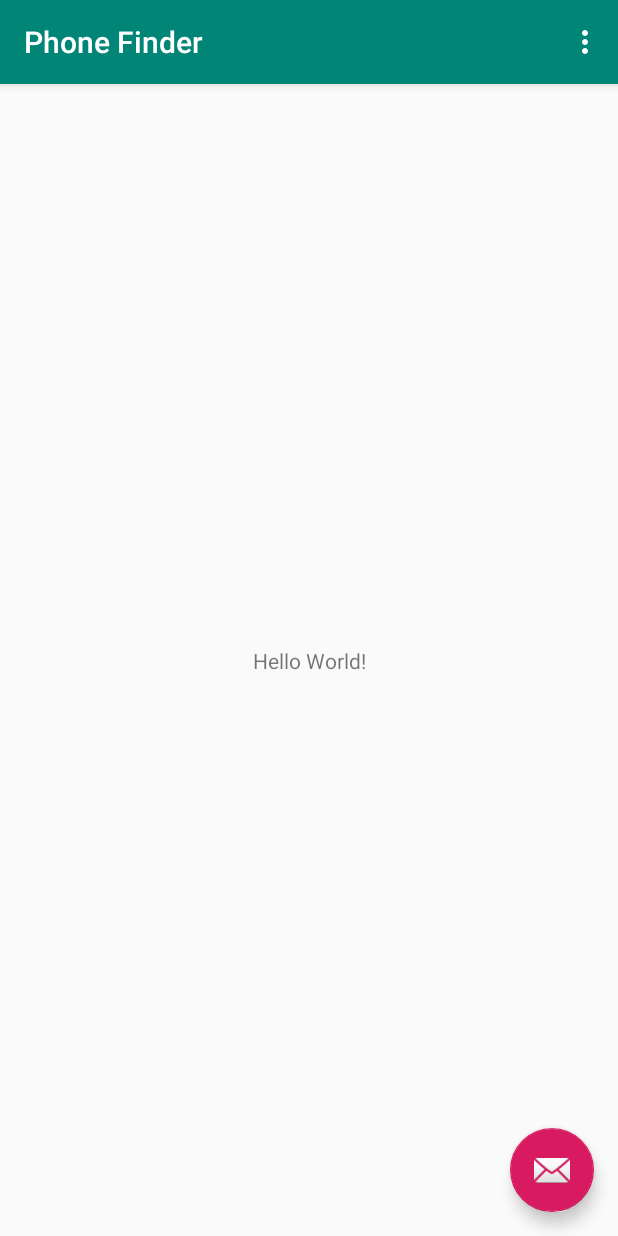
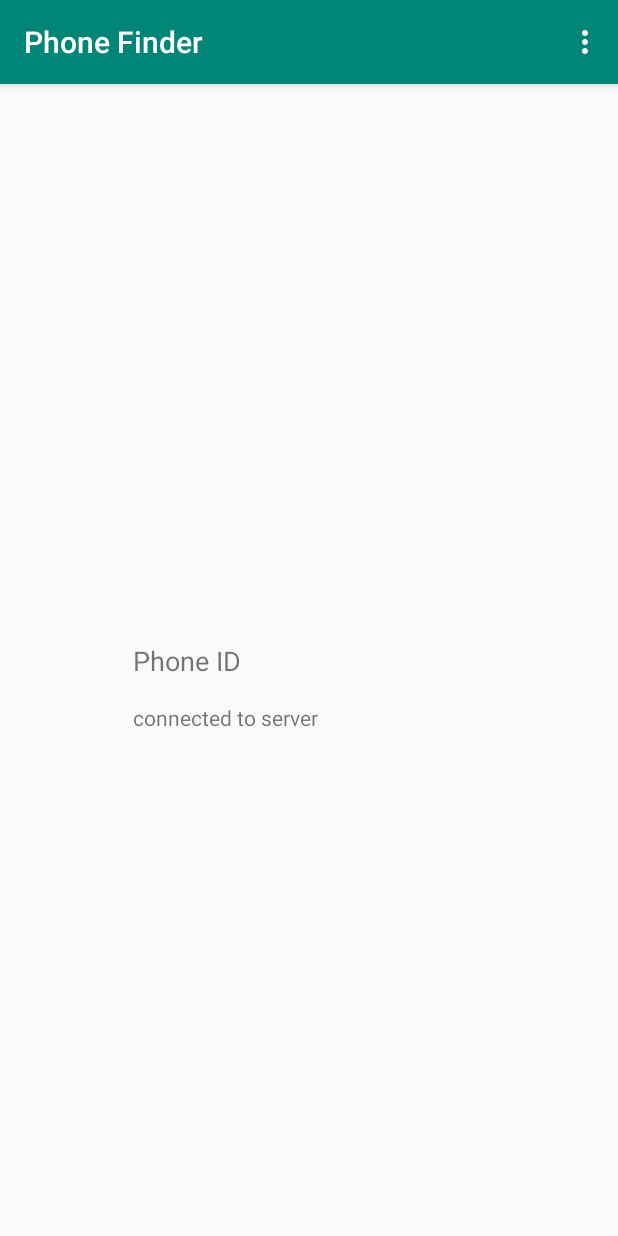
Before and after one commit to flexiti/PhoneFinder, an Android app: the screen it shows after launch (MainActivity), on a phone screen of 412 x 824 dp. Run offline under Robolectric (Android 15) with nearby library versions, the phone set to English and light mode, and no system bars.

Commit message:
first working version

```diff
--- a/app/src/main/java/hagego/phonefinder/MainActivity.java
+++ b/app/src/main/java/hagego/phonefinder/MainActivity.java
@@ -1,17 +1,26 @@
 package hagego.phonefinder;
 
+import android.Manifest;
 import android.content.BroadcastReceiver;
+import android.content.ComponentName;
 import android.content.Context;
 import android.content.Intent;
 import android.content.IntentFilter;
+import android.content.ServiceConnection;
+import android.content.SharedPreferences;
+import android.content.pm.PackageManager;
 import android.os.Bundle;
 import androidx.appcompat.app.AppCompatActivity;
 import androidx.appcompat.widget.Toolbar;
+import androidx.core.app.ActivityCompat;
+import androidx.core.content.ContextCompat;
 
+import android.os.IBinder;
+import android.preference.PreferenceManager;
 import android.util.Log;
 import android.view.Menu;
 import android.view.MenuItem;
-
+import android.widget.TextView;
 
 
 public class MainActivity extends AppCompatActivity {
@@ -19,9 +28,19 @@ public class MainActivity extends AppCompatActivity {
     @Override
     protected void onCreate(Bundle savedInstanceState) {
         super.onCreate(savedInstanceState);
+        Log.d(TAG,"onCreate() called");
+
         setContentView(R.layout.activity_main);
         Toolbar toolbar = findViewById(R.id.toolbar);
         setSupportActionBar(toolbar);
+
+        valuePhoneId              = findViewById(R.id.valuePhoneId);
+        valueMqttServerConnection = findViewById(R.id.valueMqttServerConnection);
+
+        // start service if not done already
+        Intent intent = new Intent(this, PhoneFinderService.class);
+        intent.setAction(Intent.ACTION_RUN);
+        startService(intent);
     }
 
     @Override
@@ -58,29 +77,60 @@ public class MainActivity extends AppCompatActivity {
             public void onReceive(Context context, Intent intent) {
                 Log.d(TAG,"receiver onReceive() called with action "+intent.getAction());
                 Log.d(TAG,"value of "+PhoneFinderService.STATUS_MQTT_CONNECTED+":"+intent.getBooleanExtra(PhoneFinderService.STATUS_MQTT_CONNECTED,false));
+
+                int mqttServerConnectionId = intent.getBooleanExtra(PhoneFinderService.STATUS_MQTT_CONNECTED,false) ? R.string.ui_value_yes : R.string.ui_value_no;
+                valueMqttServerConnection.setText(getString(mqttServerConnectionId));
             }
         };
         IntentFilter intentFilter = new IntentFilter(PhoneFinderService.ACTION_UPDATE_STATUS);
         registerReceiver(receiver,intentFilter);
+
+        Intent intent = new Intent(this,PhoneFinderService.class);
+        serviceConnection = new ServiceConnection() {
+            @Override
+            public void onServiceConnected(ComponentName name, IBinder service) {
+                Log.d(TAG, "onServiceConnected() called");
+            }
+
+            @Override
+            public void onServiceDisconnected(ComponentName name) {
+                Log.d(TAG, "onServiceDisconnected() called");
+            }
+        };
+
+        bindService(intent,serviceConnection,0);
     }
 
     @Override
     protected void onStop() {
         super.onStop();
+        Log.d(TAG,"onStop() called");
 
         unregisterReceiver(receiver);
+        unbindService(serviceConnection);
     }
 
     @Override
     protected void onResume() {
         super.onResume();
+        Log.d(TAG,"onResume() called");
 
-        Intent intent = new Intent(this, PhoneFinderService.class);
-        intent.setAction(Intent.ACTION_RUN);
+        // check permissions
+        if (ContextCompat.checkSelfPermission(this, Manifest.permission.ACCESS_FINE_LOCATION)
+                != PackageManager.PERMISSION_GRANTED) {
+            Log.d(TAG,"permission ACCESS_FINE_LOCATION not granted yet");
+            ActivityCompat.requestPermissions(this,new String[]{Manifest.permission.ACCESS_FINE_LOCATION},1);
+        }
 
-        startService(intent);
-
-
+        // UI updates
+        SharedPreferences preferences = PreferenceManager.getDefaultSharedPreferences(this);
+        String keyPhoneID = getString(R.string.preference_key_phone_id);
+        if (preferences.contains(keyPhoneID)) {
+            String id = preferences.getString(keyPhoneID, null);
+            if (id != null) {
+                valuePhoneId.setText(id);
+            }
+        }
     }
 
     //
@@ -89,4 +139,9 @@ public class MainActivity extends AppCompatActivity {
     private static final String TAG = MainActivity.class.getSimpleName();   // logging tag
 
     private BroadcastReceiver receiver;
+    private ServiceConnection serviceConnection;
+
+    // UI Elements
+    TextView valuePhoneId;
+    TextView valueMqttServerConnection;
 }
--- a/app/src/main/res/layout/activity_main.xml
+++ b/app/src/main/res/layout/activity_main.xml
@@ -22,12 +22,4 @@
 
     <include layout="@layout/content_main" />
 
-    <com.google.android.material.floatingactionbutton.FloatingActionButton
-        android:id="@+id/fab"
-        android:layout_width="wrap_content"
-        android:layout_height="wrap_content"
-        android:layout_gravity="bottom|end"
-        android:layout_margin="@dimen/fab_margin"
-        app:srcCompat="@android:drawable/ic_dialog_email" />
-
 </androidx.coordinatorlayout.widget.CoordinatorLayout>
--- a/app/src/main/res/layout/content_main.xml
+++ b/app/src/main/res/layout/content_main.xml
@@ -9,12 +9,42 @@
     tools:showIn="@layout/activity_main">
 
     <TextView
+        android:id="@+id/labelPhoneId"
         android:layout_width="wrap_content"
         android:layout_height="wrap_content"
-        android:text="Hello World!"
+        android:text="@string/ui_label_phone_id"
+        android:textSize="18sp"
         app:layout_constraintBottom_toBottomOf="parent"
+        app:layout_constraintHorizontal_bias="0.26"
         app:layout_constraintLeft_toLeftOf="parent"
         app:layout_constraintRight_toRightOf="parent"
         app:layout_constraintTop_toTopOf="parent" />
 
+    <TextView
+        android:id="@+id/valuePhoneId"
+        android:layout_width="wrap_content"
+        android:layout_height="wrap_content"
+        android:text=""
+        android:textSize="18sp"
+        app:layout_constraintBottom_toBottomOf="@+id/labelPhoneId"
+        app:layout_constraintStart_toStartOf="@+id/valueMqttServerConnection" />
+
+    <TextView
+        android:id="@+id/labelMqttServerConnection"
+        android:layout_width="wrap_content"
+        android:layout_height="wrap_content"
+        android:layout_marginTop="16dp"
+        android:text="@string/ui_label_mqtt_connection"
+        app:layout_constraintStart_toStartOf="@+id/labelPhoneId"
+        app:layout_constraintTop_toBottomOf="@+id/labelPhoneId" />
+
+    <TextView
+        android:id="@+id/valueMqttServerConnection"
+        android:layout_width="wrap_content"
+        android:layout_height="wrap_content"
+        android:layout_marginStart="32dp"
+        android:text=""
+        app:layout_constraintBottom_toBottomOf="@+id/labelMqttServerConnection"
+        app:layout_constraintStart_toEndOf="@+id/labelMqttServerConnection" />
+
 </androidx.constraintlayout.widget.ConstraintLayout>
--- a/app/src/main/res/xml/root_preferences.xml
+++ b/app/src/main/res/xml/root_preferences.xml
@@ -28,6 +28,11 @@
             app:title="@string/preference_title_phone_id"
             app:useSimpleSummaryProvider="true" />
 
+        <EditTextPreference
+            app:key="@string/preference_key_wlan_ssid"
+            app:title="@string/preference_title_wlan_ssid"
+            app:useSimpleSummaryProvider="true" />
+
     </PreferenceCategory>
 
 </PreferenceScreen>
```
Also changed, not shown: app/src/main/AndroidManifest.xml (+3 -11 lines), app/src/main/java/hagego/phonefinder/PhoneFinderReceiver.java (+63 -2 lines), app/src/main/java/hagego/phonefinder/PhoneFinderService.java (+161 -76 lines), app/src/main/res/values/strings.xml (+18 -12 lines), 1 other file.
